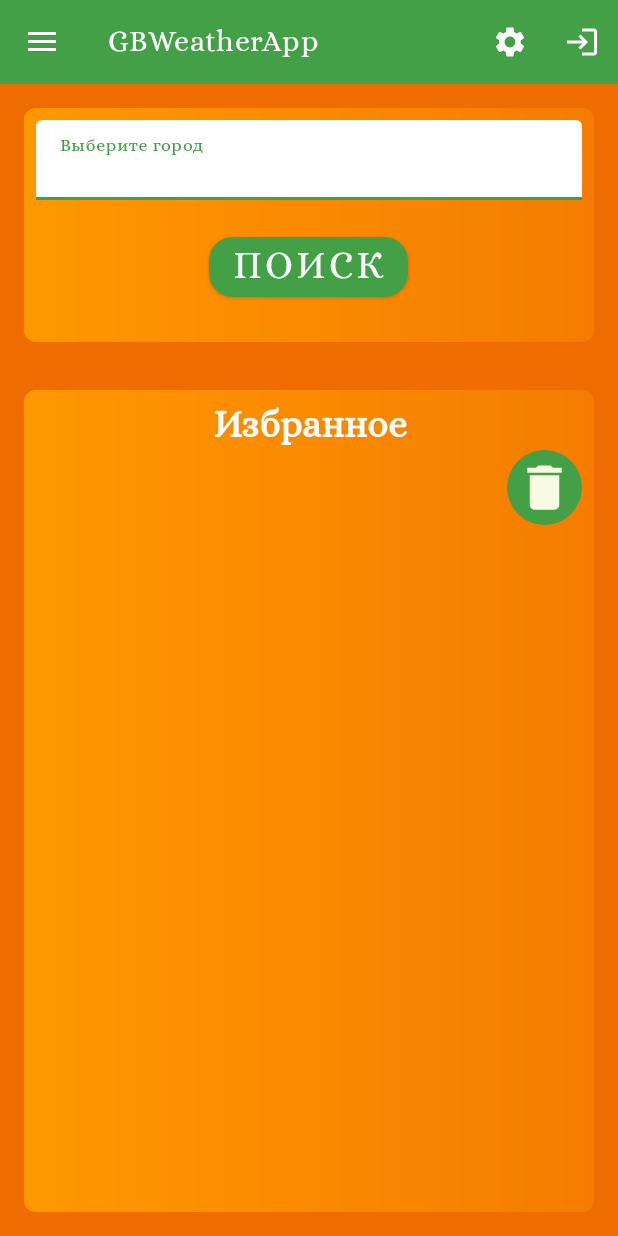
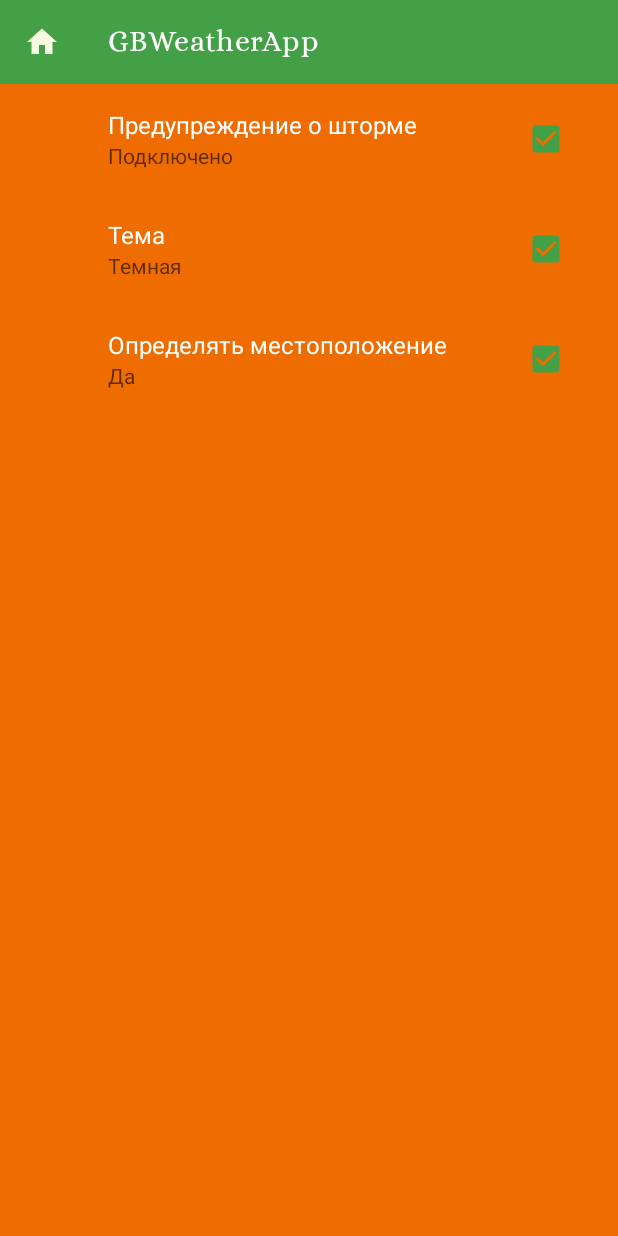
Before and after one commit to AlinaDorozhkina/GBWeatherApp, an Android app: the MainActivity screen opened directly, with no data from a screen before it, after a tap on "настройки", on a phone screen of 412 x 824 dp. Run offline under Robolectric (Android 15) with nearby library versions, the phone set to English and light mode, and no system bars; our stand-ins replace Room's generated code, androidx.preference.

Commit message:
add settings activity

```diff
--- a/app/build.gradle
+++ b/app/build.gradle
@@ -43,6 +43,7 @@ dependencies {
     implementation "androidx.lifecycle:lifecycle-livedata:$lifecycle_version"
 
     implementation "androidx.lifecycle:lifecycle-runtime:$lifecycle_version"
+    implementation 'androidx.preference:preference:1.1.1'
 
     implementation 'androidx.appcompat:appcompat:1.2.0'
     implementation 'com.squareup.retrofit2:converter-gson:2.3.0'
--- a/app/src/main/AndroidManifest.xml
+++ b/app/src/main/AndroidManifest.xml
@@ -13,9 +13,11 @@
         android:roundIcon="@mipmap/ic_launcher_round"
         android:supportsRtl="true"
         android:theme="@style/Theme.GBWeatherApp">
-        <activity android:name=".SplashActivity"
-            android:theme="@style/SplashTheme"
-            android:noHistory="true">
+        <activity android:name=".SettingsActivity"></activity>
+        <activity
+            android:name=".SplashActivity"
+            android:noHistory="true"
+            android:theme="@style/SplashTheme">
             <intent-filter>
                 <action android:name="android.intent.action.MAIN" />
 
@@ -27,16 +29,13 @@
             android:name=".service.MyIntentService"
             android:exported="false" />
 
-        <activity android:name=".WeatherDescription"/>
-
+        <activity android:name=".WeatherDescription" />
         <activity android:name=".MainActivity">
-
             <intent-filter>
                 <action android:name="android.intent.action.MAIN" />
 
                 <category android:name="android.intent.category.DEFAULT" />
             </intent-filter>
-
         </activity>
     </application>
 
--- a/app/src/main/java/ru/alinadorozhkina/gbweatherapp/MainActivity.java
+++ b/app/src/main/java/ru/alinadorozhkina/gbweatherapp/MainActivity.java
@@ -9,6 +9,7 @@ import androidx.core.view.GravityCompat;
 import androidx.drawerlayout.widget.DrawerLayout;
 import androidx.lifecycle.Observer;
 import androidx.lifecycle.ViewModelProvider;
+import androidx.preference.PreferenceManager;
 import androidx.recyclerview.widget.LinearLayoutManager;
 import androidx.recyclerview.widget.RecyclerView;
 
@@ -54,18 +55,21 @@ import ru.alinadorozhkina.gbweatherapp.helper.Keys;
 
 public class MainActivity extends AppCompatActivity implements NavigationView.OnNavigationItemSelectedListener, LoginFragment.OnLoginFragmentDataListener {
     private static final String TAG = MainActivity.class.getSimpleName();
+    private static final int SETTINGS_CODE = 1;
     private LoginFragment loginFragment;
     private MaterialAutoCompleteTextView textInput_enter_city;
     private FavouritesAdapter favouritesAdapter;
     private RecyclerView recyclerView;
     private FavViewModel viewModel;
     private ImageView image_delete_all;
-    private SharedPreferences sharedPreferences;
-
 
     @Override
     protected void onCreate(Bundle savedInstanceState) {
         super.onCreate(savedInstanceState);
+        SharedPreferences sp = PreferenceManager.getDefaultSharedPreferences(this);
+        if (sp.getBoolean("theme", true )){
+            setTheme(R.style.AppDarkTheme);
+        }
         setContentView(R.layout.activity_main);
         initView();
         Toolbar toolbar = initToolbar();
@@ -76,15 +80,6 @@ public class MainActivity extends AppCompatActivity implements NavigationView.On
     }
 
     private void initView() {
-//        sharedPreferences=this.getSharedPreferences(Keys.SHARED_NAME, MODE_PRIVATE);
-//        if (sharedPreferences!=null){
-//            String city = sharedPreferences.getString(Keys.SAVE_CITY, null);
-//            if (city!=null){
-//                Intent intent = new Intent(this, WeatherDescription.class);
-//                intent.putExtra(Keys.CITY, city);
-//                startActivity(intent);
-//            }
-//        }
         recyclerView = findViewById(R.id.recycleView_for_favourites_city);
         textInput_enter_city = findViewById(R.id.textInput_enter_city);
         image_delete_all = findViewById(R.id.image_delete_all);
@@ -182,8 +177,8 @@ public class MainActivity extends AppCompatActivity implements NavigationView.On
         int id = item.getItemId();
         switch (id) {
             case R.id.settings1:
-//                Intent intent = new Intent(MainActivity.this, SettingsActivity.class);
-//                startActivityForResult(intent, SETTINGS_CODE);
+                Intent intent = new Intent(MainActivity.this, SettingsActivity.class);
+                startActivityForResult(intent, SETTINGS_CODE);
                 return true;
             case R.id.loginPassword:
                 loginFragment = new LoginFragment();
--- /dev/null
+++ b/app/src/main/java/ru/alinadorozhkina/gbweatherapp/SettingsActivity.java
@@ -0,0 +1,34 @@
+package ru.alinadorozhkina.gbweatherapp;
+
+import androidx.appcompat.app.AppCompatActivity;
+import androidx.appcompat.widget.Toolbar;
+
+import android.content.Intent;
+import android.os.Bundle;
+import android.view.MenuItem;
+
+public class SettingsActivity extends AppCompatActivity {
+
+    @Override
+    protected void onCreate(Bundle savedInstanceState) {
+        super.onCreate(savedInstanceState);
+        setContentView(R.layout.activity_settings);
+        initToolBar();
+    }
+    private void initToolBar(){
+        Toolbar toolbar = findViewById(R.id.toolbarWeatherDescr);
+        toolbar.setNavigationIcon(R.drawable.ic_baseline_home_24);
+        setSupportActionBar(toolbar);
+    }
+    @Override
+    public boolean onOptionsItemSelected(MenuItem item) {
+        switch (item.getItemId()) {
+            case android.R.id.home:
+                Intent intent=new Intent(this, MainActivity.class);
+                startActivity(intent);
+                return true;
+        }
+        return super.onOptionsItemSelected(item);
+    }
+
+}
--- a/app/src/main/java/ru/alinadorozhkina/gbweatherapp/WeatherDescription.java
+++ b/app/src/main/java/ru/alinadorozhkina/gbweatherapp/WeatherDescription.java
@@ -3,6 +3,7 @@ package ru.alinadorozhkina.gbweatherapp;
 import androidx.appcompat.app.AlertDialog;
 import androidx.appcompat.app.AppCompatActivity;
 import androidx.core.content.ContextCompat;
+import androidx.preference.PreferenceManager;
 import androidx.recyclerview.widget.DividerItemDecoration;
 import androidx.recyclerview.widget.LinearLayoutManager;
 import androidx.recyclerview.widget.RecyclerView;
@@ -46,6 +47,10 @@ public class WeatherDescription extends AppCompatActivity   {
     @Override
     protected void onCreate(Bundle savedInstanceState) {
         super.onCreate(savedInstanceState);
+        SharedPreferences sp = PreferenceManager.getDefaultSharedPreferences(this);
+        if (sp.getBoolean("theme", true )){
+            setTheme(R.style.AppDarkTheme);
+        }
         setContentView(R.layout.activity_weather_description);
         initToolBar();
         initIntent();
--- /dev/null
+++ b/app/src/main/java/ru/alinadorozhkina/gbweatherapp/fragments/SettingsFragment.java
@@ -0,0 +1,15 @@
+package ru.alinadorozhkina.gbweatherapp.fragments;
+
+import android.os.Bundle;
+import androidx.preference.PreferenceFragmentCompat;
+
+import ru.alinadorozhkina.gbweatherapp.R;
+
+public class SettingsFragment extends PreferenceFragmentCompat {
+
+    @Override
+    public void onCreatePreferences(Bundle savedInstanceState, String rootKey) {
+        addPreferencesFromResource(R.xml.app_settings);
+
+    }
+}
--- /dev/null
+++ b/app/src/main/res/layout/activity_settings.xml
@@ -0,0 +1,21 @@
+<?xml version="1.0" encoding="utf-8"?>
+<LinearLayout xmlns:android="http://schemas.android.com/apk/res/android"
+    android:layout_width="match_parent"
+    android:layout_height="match_parent"
+    android:orientation="vertical">
+
+    <androidx.appcompat.widget.Toolbar
+        android:id="@+id/toolbarWeatherDescr"
+        style="@style/Widget.AppCompat.Toolbar.Button.Navigation"
+        android:layout_width="match_parent"
+        android:layout_height="?attr/actionBarSize"
+        android:background="@color/green" />
+
+    <fragment
+        android:id="@+id/setting_fragment"
+        android:name="ru.alinadorozhkina.gbweatherapp.fragments.SettingsFragment"
+        android:layout_width="match_parent"
+        android:layout_height="match_parent">
+    </fragment>
+
+</LinearLayout>
--- a/app/src/main/res/values/strings.xml
+++ b/app/src/main/res/values/strings.xml
@@ -34,4 +34,13 @@
     <string name="button_ok">OK</string>
     <string name="error">Ошибка</string>
     <string name="city_error">Произошла ошибка. Вы будете перенаправлены на главную страницу.</string>
+    <string name="on">Подключено</string>
+    <string name="off">Отключено</string>
+    <string name="storm_warning">Предупреждение о шторме</string>
+    <string name="theme">Тема</string>
+    <string name="dark">Темная</string>
+    <string name="light">Светлая</string>
+    <string name="location">Определять местоположение</string>
+    <string name="yes">Да</string>
+    <string name="no">Нет</string>
 </resources>
--- a/app/src/main/res/values/themes.xml
+++ b/app/src/main/res/values/themes.xml
@@ -16,12 +16,16 @@
         <item name="alertDialogTheme">@style/AlertDialog</item>
         <item name="windowActionBar">false</item>
         <item name="windowNoTitle">true</item>
+        <item name="preferenceTheme">@style/PreferenceThemeOverlay</item>
     </style>
 
     <style name="AppDarkTheme" parent="Theme.MaterialComponents">
         <item name="windowActionBar">false</item>
         <item name="windowNoTitle">true</item>
-
+        <item name="android:windowBackground">@color/black</item>
+        <item name="colorOnPrimary">@color/white</item>
+        <item name="colorPrimary">@color/black</item>
+        <item name="colorOnSecondary">@color/white</item>
     </style>
 
     <style name="AppTheme.AppBarOverlay" parent="ThemeOverlay.AppCompat.Dark.ActionBar" />
--- /dev/null
+++ b/app/src/main/res/xml/app_settings.xml
@@ -0,0 +1,25 @@
+<?xml version="1.0" encoding="utf-8"?>
+<PreferenceScreen xmlns:android="http://schemas.android.com/apk/res/android">
+<CheckBoxPreference
+    android:defaultValue="true"
+    android:key="storm_warning"
+    android:title="@string/storm_warning"
+    android:summaryOff="@string/off"
+    android:summary="@string/on" />
+
+    <CheckBoxPreference
+        android:defaultValue="true"
+        android:key="theme"
+        android:title="@string/theme"
+        android:summaryOff="@string/light"
+        android:summary="@string/dark"
+        />
+
+    <CheckBoxPreference
+        android:defaultValue="true"
+        android:key="theme"
+        android:title="@string/location"
+        android:summaryOff="@string/no"
+        android:summary="@string/yes"
+        />
+</PreferenceScreen>
```
